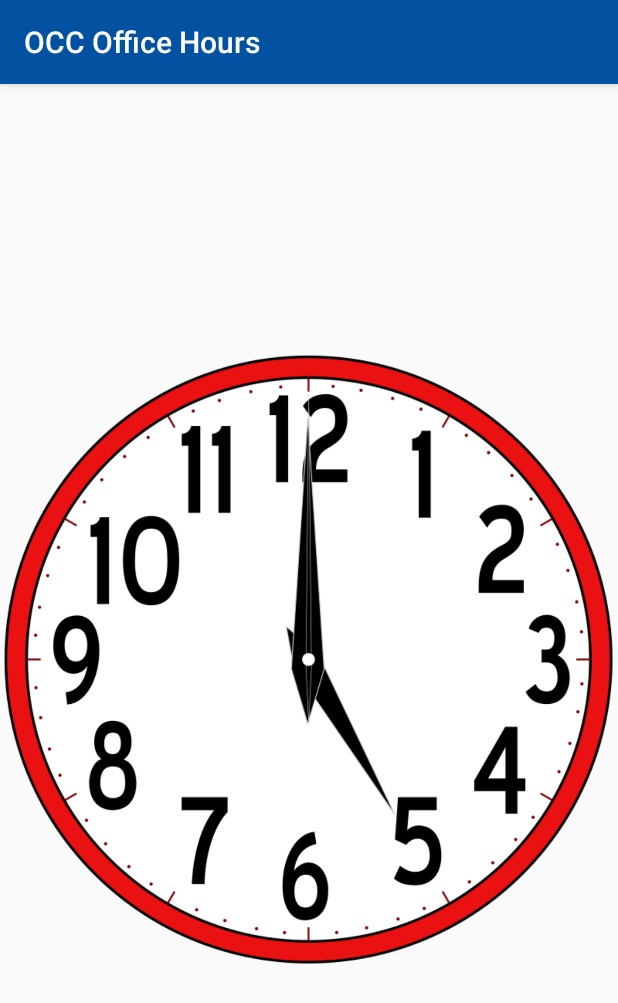
After one commit to mmendoza83/OCCOfficeHours, an Android app: the ClockSplashActivity screen opened directly, with no data from a screen before it, on a phone screen of 412 x 824 dp. The commit adds this screen. Shown: the top 1003 px of the screen. Run offline under Robolectric (Android 15) with nearby library versions, the phone set to English and light mode, and no system bars; 1 statement that could not run was skipped.

Commit message:
clock animation is added

```diff
--- /dev/null
+++ b/app/src/main/java/edu/orangecoastcollege/cs273/occofficehours/ClockSplashActivity.java
@@ -0,0 +1,30 @@
+package edu.orangecoastcollege.cs273.occofficehours;
+
+import android.content.Intent;
+import android.support.v7.app.AppCompatActivity;
+import android.os.Bundle;
+
+import java.util.Timer;
+import java.util.TimerTask;
+
+public class ClockSplashActivity extends AppCompatActivity {
+
+    @Override
+    protected void onCreate(Bundle savedInstanceState) {
+        super.onCreate(savedInstanceState);
+        setContentView(R.layout.activity_clock_splash);
+
+        TimerTask task = new TimerTask()
+        {
+            @Override
+            public void run() {
+                finish();
+                Intent searchIntent = new Intent(ClockSplashActivity.this, SearchByInstructorActivity.class);
+                startActivity(searchIntent);
+            }
+        };
+
+        Timer timer = new Timer();
+        timer.schedule(task, 3000);
+    }
+    }
--- /dev/null
+++ b/app/src/main/res/layout/activity_clock_splash.xml
@@ -0,0 +1,17 @@
+<?xml version="1.0" encoding="utf-8"?>
+<RelativeLayout
+    xmlns:android="http://schemas.android.com/apk/res/android"
+    xmlns:app="http://schemas.android.com/apk/res-auto"
+    xmlns:tools="http://schemas.android.com/tools"
+    android:layout_width="match_parent"
+    android:layout_height="match_parent"
+    tools:context="edu.orangecoastcollege.cs273.occofficehours.ClockSplashActivity">
+
+    <ImageView
+        android:id="@+id/clockAnimImageView"
+        android:layout_width="match_parent"
+        android:layout_height="match_parent"
+        android:layout_alignParentLeft="true"
+        android:layout_alignParentStart="true"
+        app:srcCompat="@drawable/animationclock"/>
+</RelativeLayout>
```
Also changed, not shown: app/src/main/AndroidManifest.xml (+5 -2 lines), app/src/main/assets/offerings.csv (+15 -15 lines), app/src/main/java/edu/orangecoastcollege/cs273/occofficehours/SearchByCourseActivity.java (+23 -1 lines), app/src/main/java/edu/orangecoastcollege/cs273/occofficehours/SearchByDepartmentActivity.java (+17 -0 lines), app/src/main/java/edu/orangecoastcollege/cs273/occofficehours/SearchByInstructorActivity.java (+23 -0 lines), app/src/main/res/anim/rotate_anim.xml (added, +10 -0 lines), app/src/main/res/drawable/animationclock.png (added).
